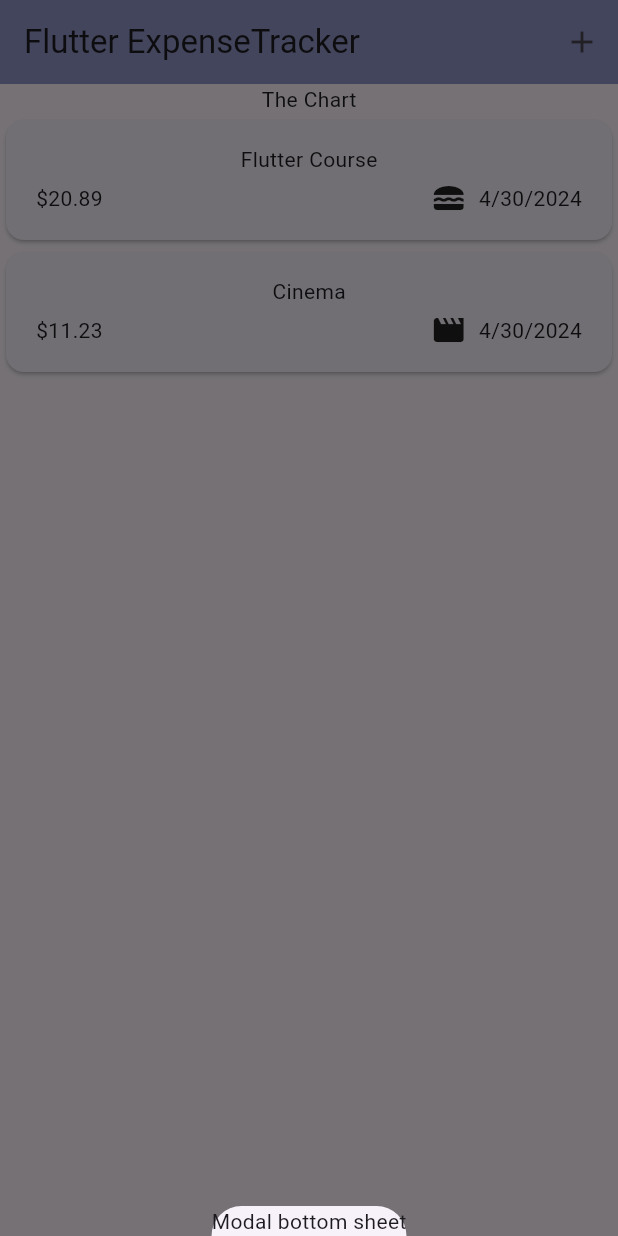
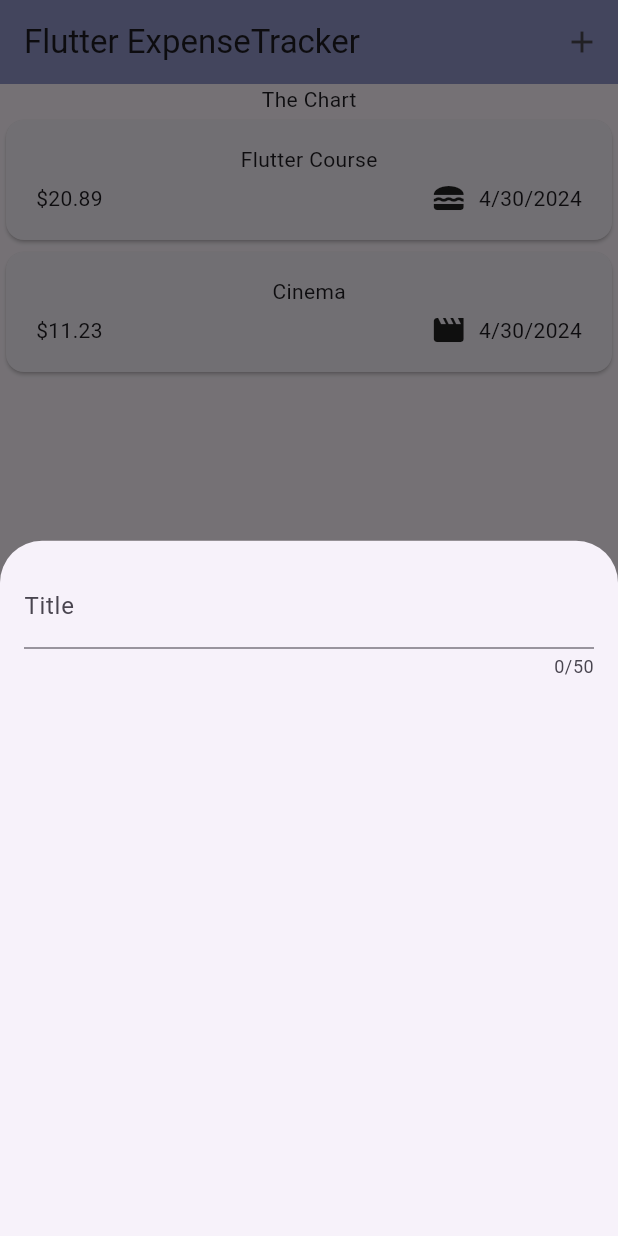
Before and after one commit to fauzanmzlm/expense_tracker, a Flutter app: the screen it shows after launch, after a tap on the "add" icon, on a phone screen of 412 x 824 dp. Run offline on Flutter 3.47's test engine with Material 3 defaults, Android fonts, the phone set to English and light mode, and no system bars.

Commit message:
Handling User (Text) Input with the TextField Widget

```diff
--- a/lib/widgets/expenses.dart
+++ b/lib/widgets/expenses.dart
@@ -1,3 +1,4 @@
+import 'package:expense_tracker/widgets/new_expense.dart';
 import 'package:flutter/material.dart';
 
 import 'package:expense_tracker/widgets/expenses_list/expenses_list.dart';
@@ -31,7 +32,7 @@ class _ExpensesState extends State<Expenses> {
   _openAddExpenseOverlay() {
     showModalBottomSheet(
       context: context,
-      builder: (ctx) => const Text('Modal bottom sheet'),
+      builder: (ctx) => const NewExpense(),
     );
   }
 
--- /dev/null
+++ b/lib/widgets/new_expense.dart
@@ -0,0 +1,27 @@
+import 'package:flutter/material.dart';
+
+class NewExpense extends StatefulWidget {
+  const NewExpense({super.key});
+
+  @override
+  State<NewExpense> createState() {
+    return _NewExpenseState();
+  }
+}
+
+class _NewExpenseState extends State<NewExpense> {
+  @override
+  Widget build(BuildContext context) {
+    return Padding(
+      padding: const EdgeInsets.all(16),
+      child: Column(
+        children: const [
+          TextField(
+            maxLength: 50,
+            decoration: InputDecoration(label: Text('Title')),
+          ),
+        ],
+      ),
+    );
+  }
+}
```
